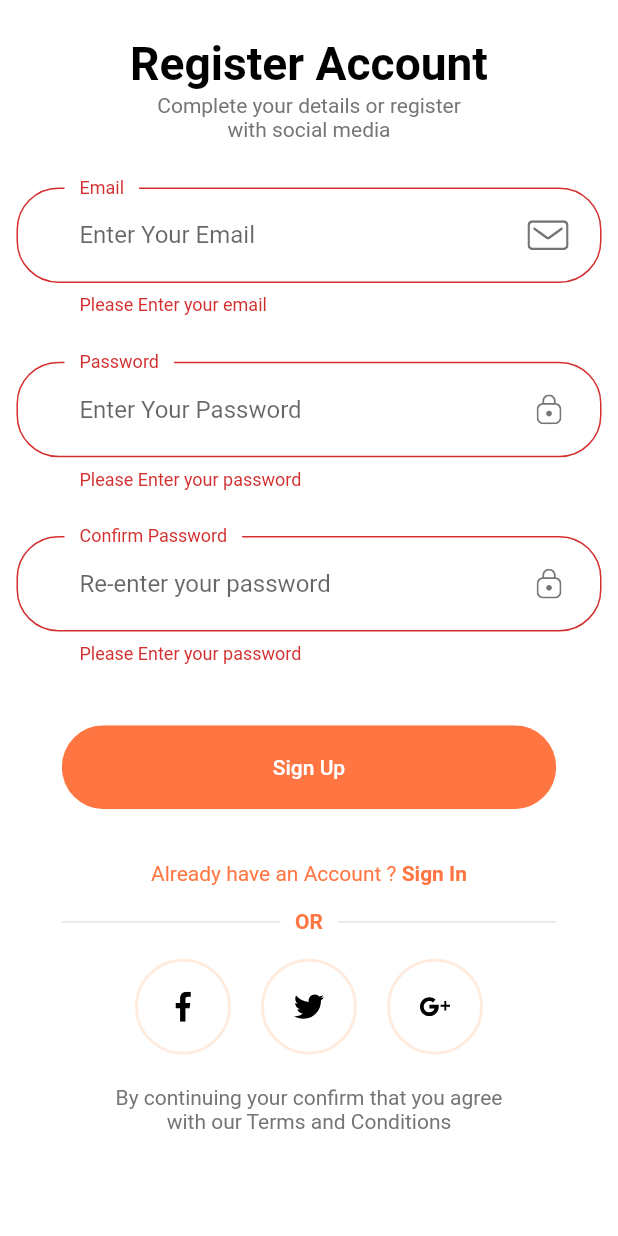
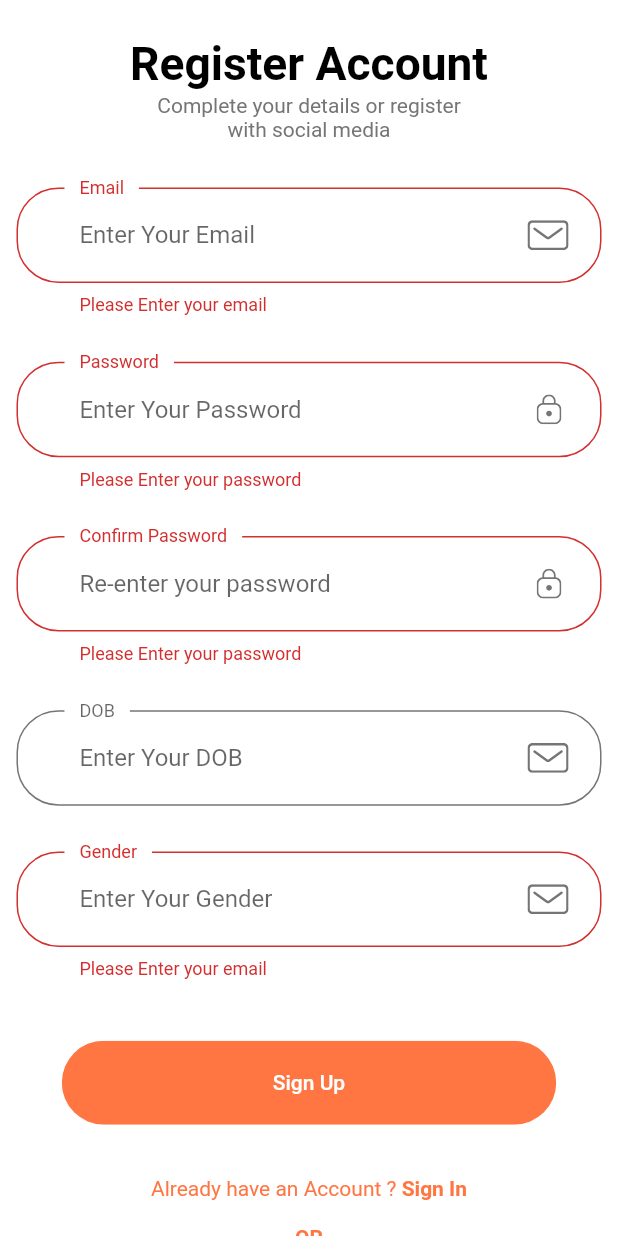
Before and after one commit to Neusticks/GAS-GameApplicationStore, a Flutter app: the SignUpScreen screen opened directly, after a tap on "Sign Up", on a phone screen of 412 x 824 dp. Run offline on Flutter 3.47's test engine with Material 2 defaults, Android fonts, the phone set to English and light mode, and no system bars; our stand-ins replace cloud_firestore, firebase_auth, firebase_core, firebase_storage, flutter_svg, flutter_tags and 4 more; missing offline and left inert: dart:js, enum_to_string, future_progress_dialog; accounts and stored records are empty.

Commit message:
signup tambahan DOB dan gender
ui baru untuk DOB dan gender

```diff
--- a/lib/screens/AccountInformation/components/body.dart
+++ b/lib/screens/AccountInformation/components/body.dart
@@ -5,6 +5,7 @@ import 'package:gas_gameappstore/screens/AccountInformation/components/specific_
 import 'package:gas_gameappstore/screens/ChangeDisplayName/change_display_name_screen.dart';
 import 'package:gas_gameappstore/screens/ChangeEmail/change_email_screen.dart';
 import 'package:gas_gameappstore/screens/ChangePassword/change_password_screen.dart';
+import 'package:gas_gameappstore/screens/ChangePhoneNumber/change_phone_screen.dart';
 import 'package:gas_gameappstore/screens/ManageAddresses/manage_addresses_screen.dart';
 
 class Body extends StatefulWidget {
@@ -46,7 +47,7 @@ class _Body extends State<Body> {
             text: "Phone Number: \nNomor hp Saya",
             press: () =>
                 Navigator.push(context, MaterialPageRoute(builder: (context) {
-              return ChangeDisplayNameScreen();
+              return ChangePhoneScreen();
             })),
           ),
         ],
--- a/lib/screens/Settings/components/body.dart
+++ b/lib/screens/Settings/components/body.dart
@@ -1,5 +1,6 @@
 import 'package:firebase_auth/firebase_auth.dart';
 import 'package:flutter/material.dart';
+import 'package:gas_gameappstore/screens/AccountInformation/account_information.dart';
 import 'package:gas_gameappstore/screens/ChangePassword/change_password_screen.dart';
 import 'package:gas_gameappstore/screens/ManageAddresses/manage_addresses_screen.dart';
 import 'package:gas_gameappstore/screens/profile/components/profile_menu.dart';
@@ -22,7 +23,10 @@ class _Body extends State<Body> {
           ProfileMenu(
             text: "Account Information",
             icon: "assets/icons/User Icon.svg",
-            press: () => {},
+            press: () =>
+                  Navigator.push(context, MaterialPageRoute(builder: (context) {
+                    return AccountInformationScreen();
+                  })),
           ),
           ProfileMenu(
             text: "My Address",
--- a/lib/screens/SignUp/Components/body.dart
+++ b/lib/screens/SignUp/Components/body.dart
@@ -14,6 +14,7 @@ import 'package:gas_gameappstore/services/authentification/authentification_serv
 import 'package:gas_gameappstore/size_config.dart';
 import 'package:logger/logger.dart';
 import '../../../constants.dart';
+import 'package:intl/intl.dart';
 
 class Body extends StatefulWidget {
   @override
@@ -22,10 +23,13 @@ class Body extends StatefulWidget {
 
 class _Body extends State<Body> {
   final _formKey = GlobalKey<FormState>();
-
   final _emailController = TextEditingController();
   final _confirmPasswordController = TextEditingController();
   final _passwordController = TextEditingController();
+  final format = DateFormat("yyyy-MM-dd");
+  final formKey = new GlobalKey<FormState>();
+  DateTime _selectedDate;
+  TextEditingController _textEditingController = TextEditingController();
 
   @override
   void dispose() {
@@ -51,6 +55,10 @@ class _Body extends State<Body> {
             buildPasswordField(),
             SizedBox(height: getProportionScreenHeight(30)),
             buildConfirmPasswordField(),
+            SizedBox(height: getProportionScreenHeight(30)),
+            buildDateField(),
+            SizedBox(height: getProportionScreenHeight(30)),
+            buildGenderField(),
             SizedBox(height: getProportionScreenHeight(30)),
             RoundedButton(
               text: "Sign Up",
@@ -107,6 +115,78 @@ class _Body extends State<Body> {
         ),
       ),
     );
+  }
+
+  Widget buildGenderField() {
+    return TextFormField(
+      controller: _emailController,
+      decoration: InputDecoration(
+        hintText: "Enter Your Gender",
+        labelText: "Gender",
+        floatingLabelBehavior: FloatingLabelBehavior.always,
+        suffixIcon: CustomSuffixIcon(
+          svgIcon: "assets/icons/Mail.svg",
+        ),
+      ),
+      validator: (value) {
+        if (_emailController.text.isEmpty) {
+          return kEmailNullError;
+        } else if (!emailValidatorRegExp.hasMatch(_emailController.text)) {
+          return kInvalidEmailError;
+        }
+        return null;
+      },
+      autovalidateMode: AutovalidateMode.onUserInteraction,
+    );
+  }
+
+  Widget buildDateField() {
+    return TextFormField(
+      controller: _textEditingController,
+      decoration: InputDecoration(
+        hintText: "Enter Your DOB",
+        labelText: "DOB",
+        floatingLabelBehavior: FloatingLabelBehavior.always,
+        suffixIcon: CustomSuffixIcon(
+          svgIcon: "assets/icons/Mail.svg",
+        ),
+      ),
+      onTap: () {
+        _selectDate(context);
+        FocusScope.of(context).requestFocus(new FocusNode());
+      },
+    );
+  }
+
+  _selectDate(BuildContext context) async {
+    DateTime newSelectedDate = await showDatePicker(
+        context: context,
+        initialDate: _selectedDate != null ? _selectedDate : DateTime.now(),
+        firstDate: DateTime(2000),
+        lastDate: DateTime(2040),
+        builder: (BuildContext context, Widget child) {
+          return Theme(
+            data: ThemeData.dark().copyWith(
+              colorScheme: ColorScheme.dark(
+                primary: Colors.orangeAccent[700],
+                onPrimary: Colors.white,
+                surface: Colors.orangeAccent[700],
+                onSurface: Colors.black,
+              ),
+              dialogBackgroundColor: Colors.white,
+            ),
+            child: child,
+          );
+        });
+
+    if (newSelectedDate != null) {
+      _selectedDate = newSelectedDate;
+      _textEditingController
+        ..text = DateFormat.yMMMd().format(_selectedDate)
+        ..selection = TextSelection.fromPosition(TextPosition(
+            offset: _textEditingController.text.length,
+            affinity: TextAffinity.upstream));
+    }
   }
 
   Widget buildEmailField() {
--- a/pubspec.yaml
+++ b/pubspec.yaml
@@ -49,6 +49,8 @@ dependencies:
   # Use with the CupertinoIcons class for iOS style icons.
   cupertino_icons: ^1.0.2
   flutter_svg: ^0.19.1
+  datetime_picker_formfield: ^1.0.0
+  dropdown_formfield: ^0.1.3
 
 dev_dependencies:
   flutter_test:
```
Also changed, not shown: pubspec.lock.
